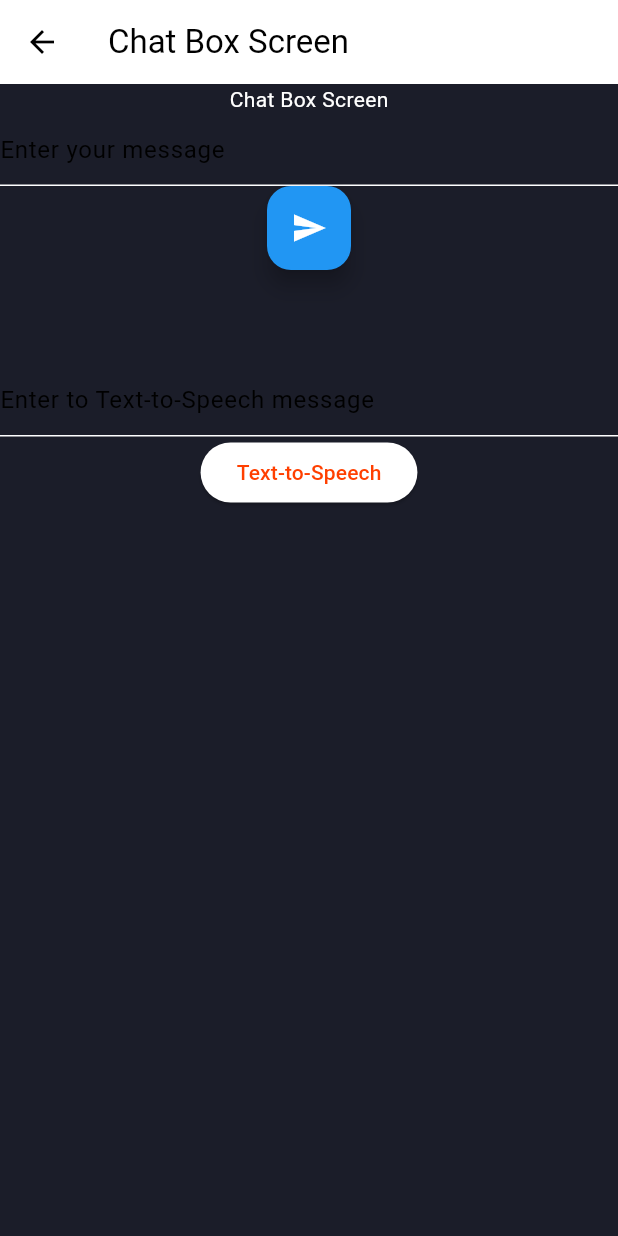
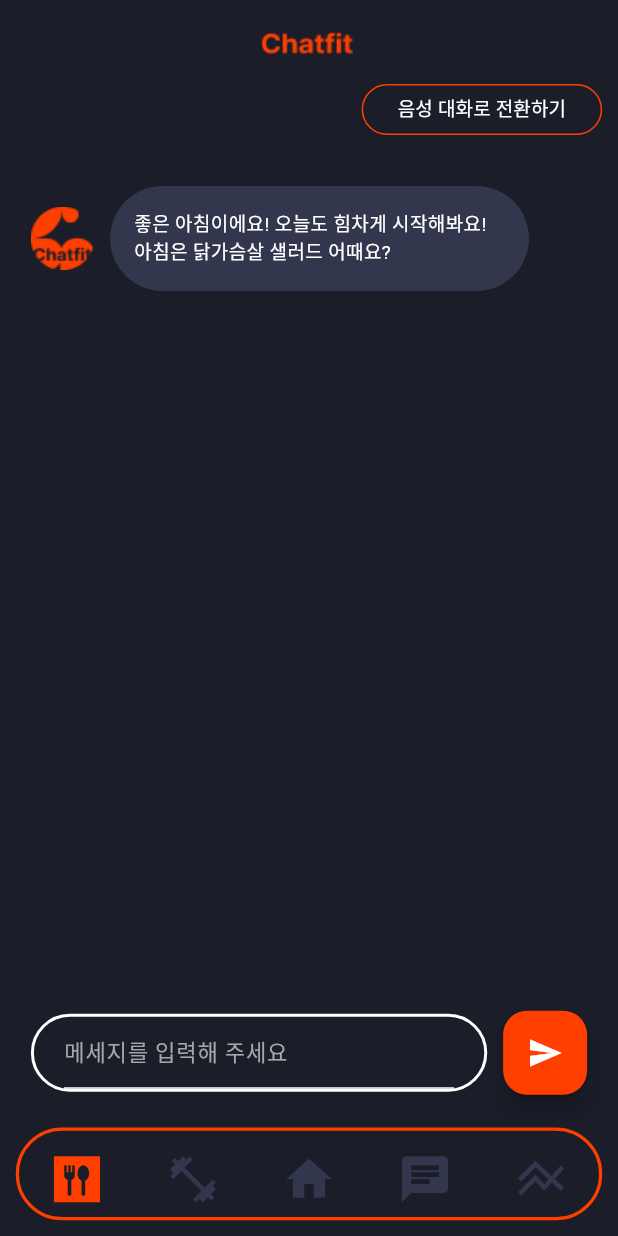
Before and after one commit to samuel5721/chatfit, a Flutter app: the ChatBoxScreen screen opened by its route, on a phone screen of 412 x 824 dp. Run offline on Flutter 3.47's test engine with Material 3 defaults, Android fonts, the phone set to English and light mode, and no system bars; our stand-ins replace firebase_core, firebase_storage, flutter_calendar_carousel, flutter_screenutil, flutter_tts, image_picker; accounts and stored records are empty.

Commit message:
feat: chatbox design

```diff
--- a/lib/components/header.dart
+++ b/lib/components/header.dart
@@ -1,3 +1,4 @@
+import 'package:chatfit/theme.dart';
 import 'package:flutter/material.dart';
 import 'package:flutter_screenutil/flutter_screenutil.dart';
 
@@ -6,16 +7,15 @@ class Header extends StatelessWidget implements PreferredSizeWidget {
 
   @override
   Widget build(BuildContext context) {
-    final double screenWidth = MediaQuery.of(context).size.width;
-    return AppBar(
-      automaticallyImplyLeading: false,
-      title: SizedBox(
-        width: screenWidth,
-        child: Image.asset('assets/images/small_logo.png'),
+    return SizedBox(
+      height: Layout.headerHeight(context),
+      child: AppBar(
+        automaticallyImplyLeading: false,
+        title: Image.asset('assets/images/small_logo.png'),
+        centerTitle: true,
+        backgroundColor: Colors.transparent,
+        elevation: 0,
       ),
-      centerTitle: true,
-      backgroundColor: Colors.transparent,
-      elevation: 0,
     );
   }
 
--- a/lib/components/navigation_bar.dart
+++ b/lib/components/navigation_bar.dart
@@ -50,7 +50,7 @@ class _MainNavigationBarState extends State<MainNavigationBar> {
       padding: EdgeInsets.all(10.0.h),
       child: Container(
         width: screenWidth * 0.9,
-        height: screenHeight * 0.08,
+        height: Layout.navigationBarHeight(context),
         decoration: BoxDecoration(
           border: Border.all(
             color: KeyColor.primaryBrand300,
--- a/lib/screens/chat_box_screen.dart
+++ b/lib/screens/chat_box_screen.dart
@@ -1,4 +1,8 @@
+import 'package:chatfit/components/header.dart';
+import 'package:chatfit/components/navigation_bar.dart';
+import 'package:chatfit/theme.dart';
 import 'package:flutter/material.dart';
+import 'package:flutter_screenutil/flutter_screenutil.dart';
 import 'package:http/http.dart' as http;
 import 'package:flutter_tts/flutter_tts.dart';
 import 'dart:convert';
@@ -86,44 +90,146 @@ class _ChatBoxScreenState extends State<ChatBoxScreen>
   @override
   Widget build(BuildContext context) {
     return Scaffold(
-      appBar: AppBar(
-        title: const Text('Chat Box Screen'),
-      ),
+      appBar: const Header(),
       body: Center(
         child: Column(
           children: [
-            const Text('Chat Box Screen'),
-            TextField(
-              controller: _textController,
-              decoration: const InputDecoration(
-                hintText: 'Enter your message',
+            Row(
+              mainAxisAlignment: MainAxisAlignment.end,
+              children: [
+                SizedBox(
+                  height: Layout.bodyHeight(context) * 0.05,
+                  child: OutlinedButton(
+                    onPressed: () =>
+                        {/* tts.speak(_ttsTextController.text) **/},
+                    style: ButtonStyle(
+                      backgroundColor:
+                          MaterialStateProperty.all(KeyColor.primaryDark300),
+                      side: MaterialStateProperty.all(
+                        BorderSide(
+                          color: KeyColor.primaryBrand300,
+                          width: 1,
+                        ),
+                      ),
+                      shape: MaterialStateProperty.all(
+                        RoundedRectangleBorder(
+                          borderRadius: BorderRadius.circular(100),
+                        ),
+                      ),
+                    ),
+                    child: Text(
+                      '음성 대화로 전환하기',
+                      style: TextStyle(
+                        color: Colors.white,
+                        fontSize: 12.sp,
+                      ),
+                    ),
+                  ),
+                ),
+                SizedBox(width: 10.w),
+              ],
+            ),
+            SizedBox(height: Layout.bodyHeight(context) * 0.05),
+            SizedBox(
+              height: Layout.bodyHeight(context) * 0.80,
+              child: SingleChildScrollView(
+                child: Column(
+                  children: [
+                    SizedBox(
+                      width: Layout.entireWidth(context) * 0.9,
+                      child: Row(
+                        children: [
+                          Container(
+                            width: 40.w,
+                            height: 40.w,
+                            decoration: BoxDecoration(
+                              borderRadius: BorderRadius.circular(100),
+                            ),
+                            child: Image.asset(
+                              'assets/images/chatfit_circle.png',
+                              fit: BoxFit.cover,
+                            ),
+                          ),
+                          Container(
+                            padding: const EdgeInsets.all(16),
+                            margin: EdgeInsets.only(left: 10.w),
+                            decoration: BoxDecoration(
+                              color: KeyColor.primaryDark100,
+                              borderRadius: BorderRadius.circular(100),
+                            ),
+                            child: Row(
+                              mainAxisSize: MainAxisSize.min,
+                              children: [
+                                ConstrainedBox(
+                                  constraints: BoxConstraints(
+                                    maxWidth: Layout.entireWidth(context) * 0.6,
+                                  ),
+                                  child: Text(
+                                    '좋은 아침이에요! 오늘도 힘차게 시작해봐요! 아침은 닭가슴살 샐러드 어때요?',
+                                    style: TextStyle(
+                                      color: Colors.white,
+                                      fontSize: 12.sp,
+                                    ),
+                                    softWrap: true,
+                                    overflow: TextOverflow.visible,
+                                  ),
+                                ),
+                              ],
+                            ),
+                          ),
+                        ],
+                      ),
+                    ),
+                    SizedBox(height: 100.w),
+                    Text(
+                      _response,
+                      style: const TextStyle(fontSize: 16),
+                    ),
+                  ],
+                ),
               ),
             ),
-            FloatingActionButton(
-              onPressed: generateResponse,
-              child: const Icon(Icons.send),
-            ),
-            const SizedBox(height: 20),
-            Text(
-              _response,
-              style: const TextStyle(fontSize: 16),
-            ),
-            const SizedBox(height: 20),
-            TextField(
-              controller: _ttsTextController,
-              decoration: const InputDecoration(
-                hintText: 'Enter to Text-to-Speech message',
+            SizedBox(
+              width: Layout.entireWidth(context) * 0.9,
+              height: Layout.bodyHeight(context) * 0.1,
+              child: Row(
+                children: [
+                  Expanded(
+                    child: Container(
+                      padding: const EdgeInsets.symmetric(horizontal: 20),
+                      decoration: BoxDecoration(
+                        color: KeyColor.primaryDark300,
+                        border: Border.all(
+                          color: Colors.white,
+                          width: 2,
+                        ),
+                        borderRadius: BorderRadius.circular(100),
+                      ),
+                      child: TextField(
+                        controller: _textController,
+                        style: TextStyle(color: Colors.white, fontSize: 14.sp),
+                        decoration: InputDecoration(
+                          hintText: '메세지를 입력해 주세요',
+                          hintStyle: TextStyle(
+                              color: const Color(0xffa6a6a6), fontSize: 14.sp),
+                          fillColor: Colors.white,
+                        ),
+                      ),
+                    ),
+                  ),
+                  SizedBox(width: 10.w),
+                  FloatingActionButton(
+                    backgroundColor: KeyColor.primaryBrand300,
+                    onPressed: generateResponse,
+                    child: const Icon(Icons.send),
+                  ),
+                ],
               ),
             ),
-            ElevatedButton(
-              onPressed: () {
-                tts.speak(_ttsTextController.text);
-              },
-              child: const Text('Text-to-Speech'),
-            )
           ],
         ),
       ),
+      bottomNavigationBar: const MainNavigationBar(),
     );
   }
 }
--- a/lib/theme.dart
+++ b/lib/theme.dart
@@ -20,3 +20,27 @@ class KeyColor {
   static Color gray900 = const Color(0xff333738);
   static Color gray1000 = const Color(0xff1C1F1F);
 }
+
+class Layout {
+  static double entireWidth(BuildContext context) {
+    return MediaQuery.of(context).size.width;
+  }
+
+  static double entireHeight(BuildContext context) {
+    return MediaQuery.of(context).size.height;
+  }
+
+  static double headerHeight(BuildContext context) {
+    return entireHeight(context) * 0.1;
+  }
+
+  static double navigationBarHeight(BuildContext context) {
+    return entireHeight(context) * 0.075;
+  }
+
+  static double bodyHeight(BuildContext context) {
+    return entireHeight(context) -
+        headerHeight(context) -
+        navigationBarHeight(context);
+  }
+}
```
Also changed, not shown: assets/images/chatfit_circle.png (added).
